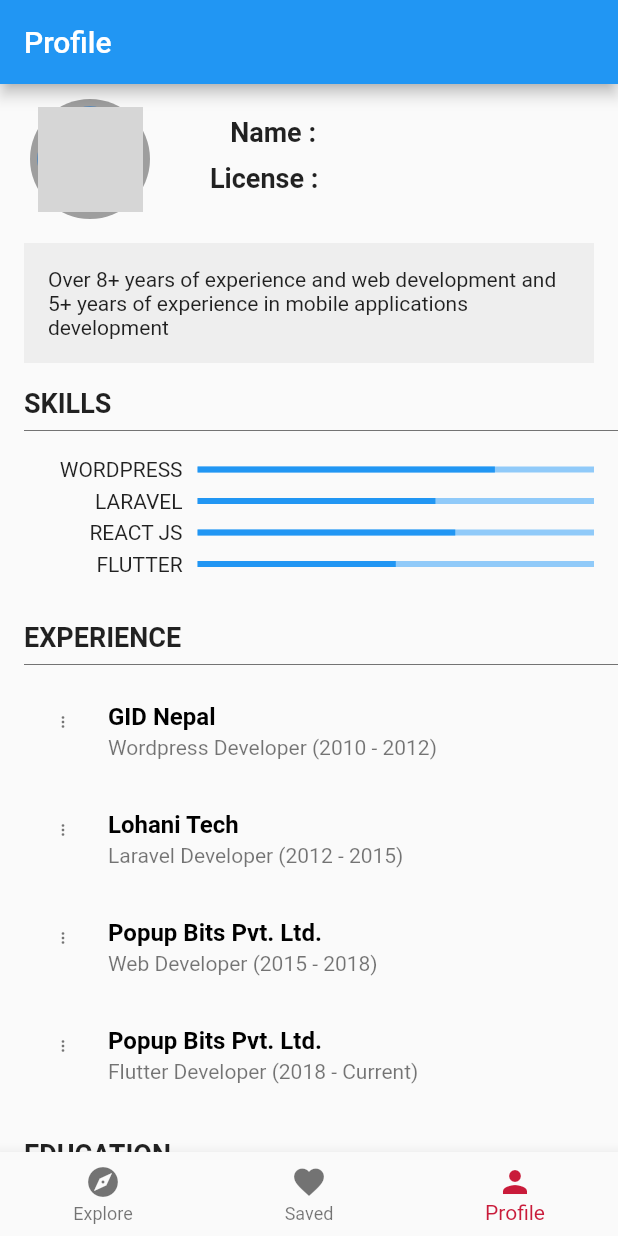
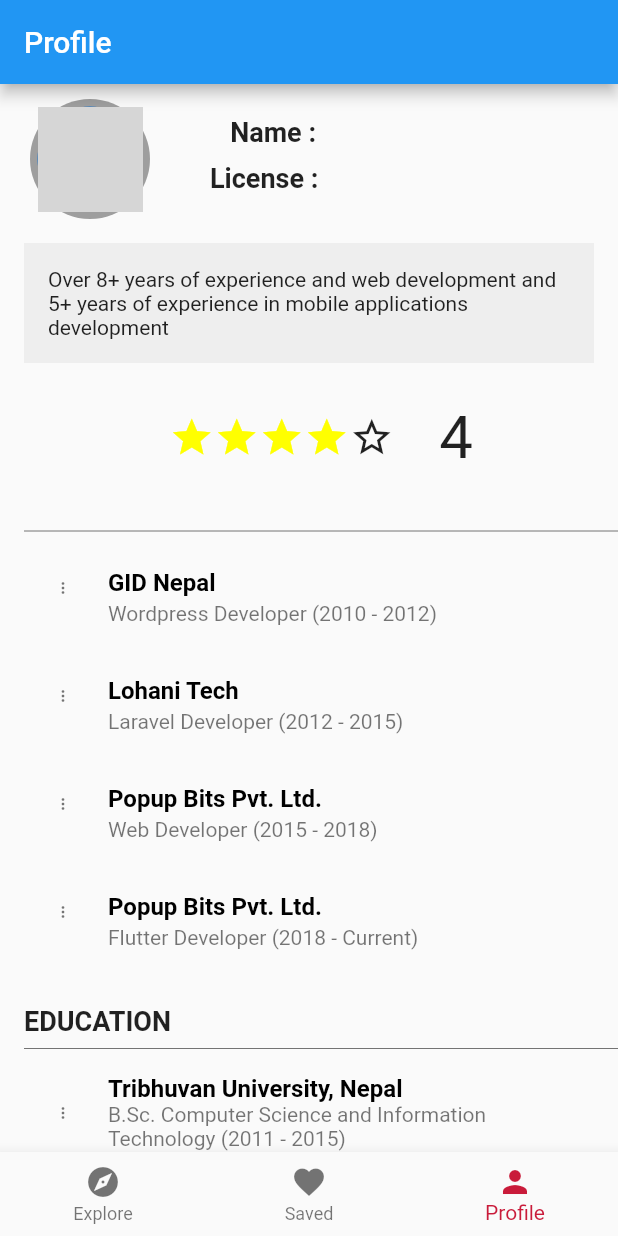
Before and after one commit to ldai100/Baymax-front, a Flutter app: the screen it shows after launch, item 3 of the bottom bar chosen, on a phone screen of 412 x 824 dp. Run offline on Flutter 3.47's test engine with Material 2 defaults, Android fonts, the phone set to English and light mode, and no system bars; grey boxes are pictures that could not be loaded.

Commit message:
Detail update

```diff
--- a/lib/save_history/Detail.dart
+++ b/lib/save_history/Detail.dart
@@ -23,7 +23,7 @@ class _DetailState extends State<Detail> {
 
 
 class ProfileFourPage extends StatelessWidget {
-     static final String path = "lib/src/pages/profile/profile4.dart";
+     //static final String path = "lib/src/pages/profile/profile4.dart";
      @override
      Widget build(BuildContext context){
        return Scaffold(
@@ -35,6 +35,7 @@ class ProfileFourPage extends StatelessWidget {
              children: <Widget>[
                SizedBox(height: 10.0),
                _buildHeader(),
+
                Container(
                  margin: const EdgeInsets.all(16.0),
                  padding: const EdgeInsets.all(16.0),
@@ -43,18 +44,13 @@ class ProfileFourPage extends StatelessWidget {
                  ),
                  child: Text("Over 8+ years of experience and web development and 5+ years of experience in mobile applications development "),
                ),
-               _buildTitle("Skills"),
+              // _buildTitle("Rating"),
+             //  SizedBox(height: 10.0),
                SizedBox(height: 10.0),
-               _buildSkillRow("Wordpress",0.75),
-               SizedBox(height: 5.0),
-               _buildSkillRow("Laravel",0.6),
-               SizedBox(height: 5.0),
-               _buildSkillRow("React JS",0.65),
-               SizedBox(height: 5.0),
-               _buildSkillRow("Flutter",0.5),
-               SizedBox(height: 30.0),
+               rating(4),
+               SizedBox(height: 10.0),
 
-               _buildTitle("Experience"),
+               _buildTitle(""),
                _buildExperienceRow(company: "GID Nepal", position: "Wordpress Developer", duration: "2010 - 2012"),
                _buildExperienceRow(company: "Lohani Tech", position: "Laravel Developer", duration: "2012 - 2015"),
                _buildExperienceRow(company: "Popup Bits Pvt. Ltd.", position: "Web Developer", duration: "2015 - 2018"),
@@ -159,22 +155,27 @@ class ProfileFourPage extends StatelessWidget {
      }
 
 
-     Row _buildSkillRow(String skill, double level) {
-       return Row(
-         children: <Widget>[
-           SizedBox(width: 16.0),
-           Expanded(
-             flex: 2,
-             child: Text(skill.toUpperCase(), textAlign: TextAlign.right,)),
-           SizedBox(width: 10.0),
-           Expanded(
-             flex: 5,
-             child: LinearProgressIndicator(
-               value: level,
-             ),
-           ),
-           SizedBox(width: 16.0),
-         ],
+     Widget rating(int score) { //4
+       double starSize=30;
+       List<Widget> iconList=[];
+       //iconList.add(Text('Rating :  ',style: TextStyle(fontSize:25.0),));
+       for(int i=0;i<score;i++){
+         iconList.add(Icon(Icons.star,color:Colors.yellowAccent,size: starSize,));
+
+       }
+       for(int i=score;i<5;i++){
+         iconList.add(Icon(Icons.star_border,size: starSize));
+       }
+       iconList.add( SizedBox(width: 30.0));
+       iconList.add(Text('${score}',style: TextStyle(fontSize: starSize+10),));
+
+
+       return Padding(
+         padding: const EdgeInsets.only( left: 16.0),
+         child: Row(
+           mainAxisAlignment: MainAxisAlignment.center,
+           children: iconList,
+         ),
        );
      }
 
@@ -194,6 +195,14 @@ class ProfileFourPage extends StatelessWidget {
          ),
        );
      }
+
+
+
+
+
+
+
+
 
 
      Row _buildHeader() {
```
